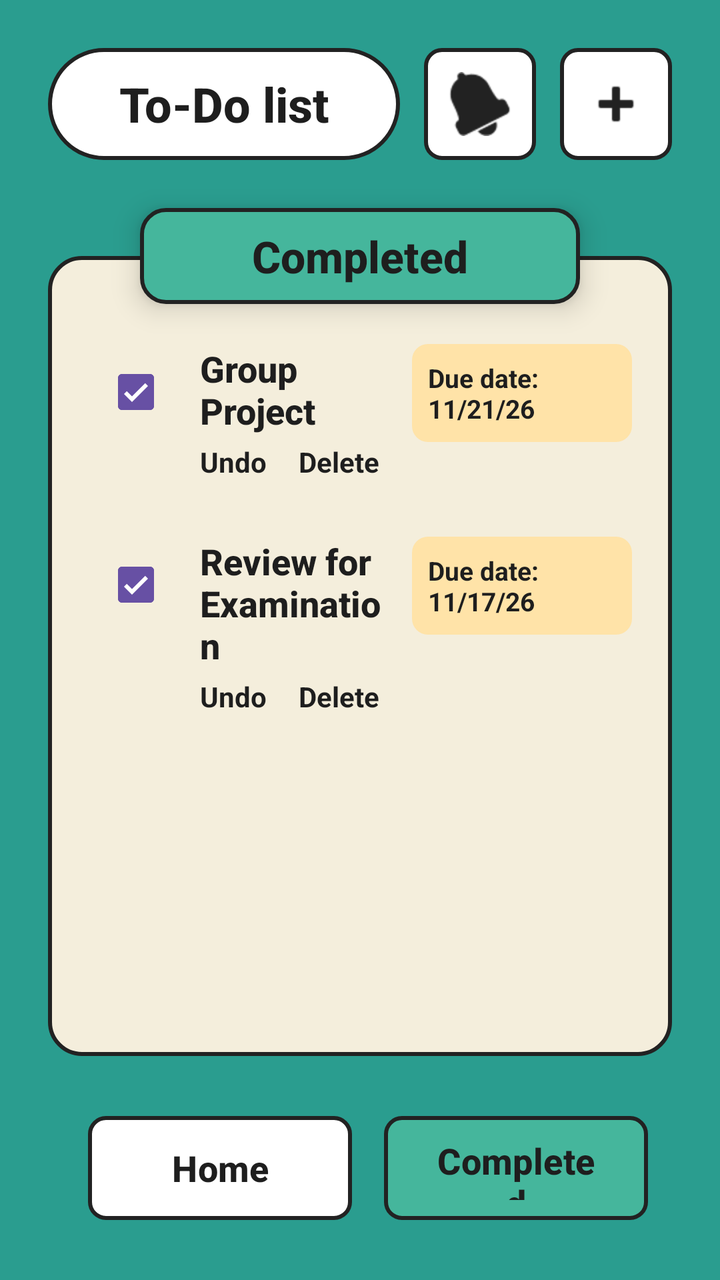
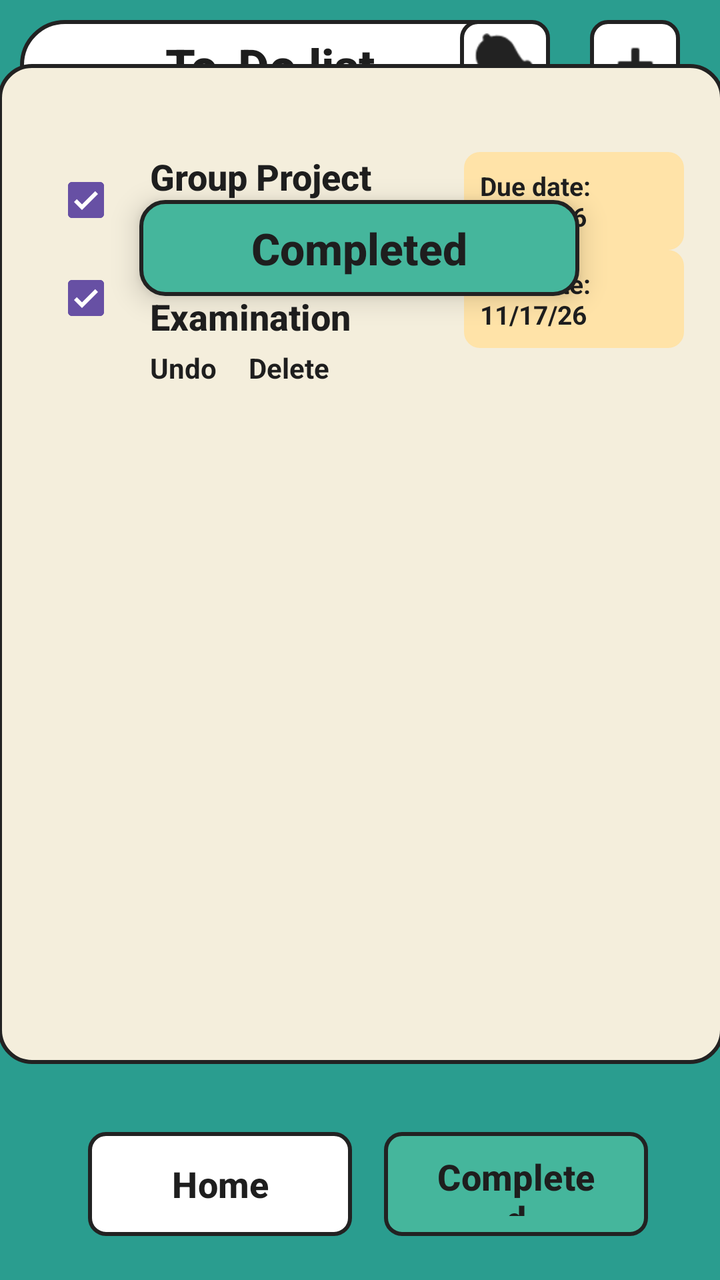

Two renders of the same Android screen: before a commit and after it. Below are the layout's source before the change and the commit's diff.
<!-- AndroidManifest.xml: application theme Theme.ApplicationProject -->
<!-- res/layout/activity_completed_task.xml -->
<?xml version="1.0" encoding="utf-8"?>
<androidx.constraintlayout.widget.ConstraintLayout xmlns:android="http://schemas.android.com/apk/res/android"
    xmlns:app="http://schemas.android.com/apk/res-auto"
    xmlns:tools="http://schemas.android.com/tools"
    android:id="@+id/main"
    style="?android:attr/buttonBarStyle"
    android:layout_width="match_parent"
    android:layout_height="match_parent"
    android:background="@color/app_teal"
    tools:context=".CompletedActivity">

    
    <LinearLayout
        android:id="@+id/topBar"
        android:layout_width="0dp"
        android:layout_height="wrap_content"
        android:layout_marginStart="24dp"
        android:layout_marginTop="24dp"
        android:layout_marginEnd="24dp"
        android:gravity="center_vertical"
        android:orientation="horizontal"
        app:layout_constraintEnd_toEndOf="parent"
        app:layout_constraintStart_toStartOf="parent"
        app:layout_constraintTop_toTopOf="parent">

        <TextView
            android:layout_width="0dp"
            android:layout_height="56dp"
            android:layout_weight="1"
            android:background="@drawable/bg_pill_white"
            android:fontFamily="sans-serif-medium"
            android:gravity="center"
            android:text="@string/to_do_list"
            android:textColor="@color/text_dark"
            android:textSize="24sp"
            android:textStyle="bold" />

        <ImageButton
            android:id="@+id/btnNotification"
            android:layout_width="56dp"
            android:layout_height="56dp"
            android:layout_marginStart="12dp"
            android:background="@drawable/bg_button_white"
            android:contentDescription="@string/notifications"
            android:src="@android:drawable/ic_popup_reminder"
            app:tint="@color/border_dark" />

        <ImageButton
            android:id="@+id/btnAdd"
            android:layout_width="56dp"
            android:layout_height="56dp"
            android:layout_marginStart="12dp"
            android:background="@drawable/bg_button_white"
            android:contentDescription="@string/add_task"
            android:src="@android:drawable/ic_input_add"
            app:tint="@color/border_dark" />

    </LinearLayout>

    
    <TextView
        android:id="@+id/tvCategoryHeader"
        android:layout_width="220dp"
        android:layout_height="48dp"
        android:layout_marginTop="24dp"
        android:background="@drawable/bg_header_teal"
        android:elevation="4dp"
        android:fontFamily="sans-serif-medium"
        android:gravity="center"
        android:text="@string/completed"
        android:textColor="@color/text_dark"
        android:textSize="22sp"
        android:textStyle="bold"
        android:translationZ="4dp"
        app:layout_constraintEnd_toEndOf="parent"
        app:layout_constraintStart_toStartOf="parent"
        app:layout_constraintTop_toBottomOf="@id/topBar" />

    
    <androidx.constraintlayout.widget.ConstraintLayout
        android:id="@+id/mainCard"
        style="?android:attr/buttonBarStyle"
        android:layout_width="0dp"
        android:layout_height="0dp"
        android:layout_marginStart="24dp"
        android:layout_marginTop="48dp"
        android:layout_marginEnd="24dp"
        android:layout_marginBottom="24dp"
        android:background="@drawable/bg_card_cream"
        android:paddingHorizontal="20dp"
        android:paddingTop="36dp"
        android:paddingBottom="20dp"
        app:layout_constraintBottom_toTopOf="@id/bottomNav"
        app:layout_constraintEnd_toEndOf="parent"
        app:layout_constraintStart_toStartOf="parent"
        app:layout_constraintTop_toBottomOf="@id/topBar">

        <ScrollView
            style="?android:attr/buttonBarStyle"
            android:layout_width="0dp"
            android:layout_height="0dp"
            android:fillViewport="true"
            app:layout_constraintBottom_toBottomOf="parent"
            app:layout_constraintEnd_toEndOf="parent"
            app:layout_constraintStart_toStartOf="parent"
            app:layout_constraintTop_toTopOf="parent">

            <LinearLayout
                android:layout_width="match_parent"
                android:layout_height="wrap_content"
                android:orientation="vertical"
                android:paddingTop="8dp"
                android:paddingBottom="8dp">

                
                <androidx.constraintlayout.widget.ConstraintLayout
                    android:layout_width="match_parent"
                    android:layout_height="wrap_content"
                    android:layout_marginBottom="28dp">

                    <CheckBox
                        android:id="@+id/cbGroup"
                        android:layout_width="wrap_content"
                        android:layout_height="wrap_content"
                        android:checked="true"
                        app:layout_constraintStart_toStartOf="parent"
                        app:layout_constraintTop_toTopOf="parent"
                        tools:ignore="DuplicateSpeakableTextCheck" />

                    <TextView
                        android:id="@+id/tvGroupTitle"
                        android:layout_width="0dp"
                        android:layout_height="wrap_content"
                        android:layout_marginStart="8dp"
                        android:layout_marginEnd="12dp"
                        android:fontFamily="sans-serif-medium"
                        android:text="@string/group_project"
                        android:textColor="@color/text_dark"
                        android:textSize="18sp"
                        android:textStyle="bold"
                        app:layout_constraintEnd_toStartOf="@id/cardDate1"
                        app:layout_constraintStart_toEndOf="@id/cbGroup"
                        app:layout_constraintTop_toTopOf="@id/cbGroup" />

                    <LinearLayout
                        android:layout_width="wrap_content"
                        android:layout_height="wrap_content"
                        android:layout_marginStart="8dp"
                        android:layout_marginTop="4dp"
                        android:orientation="horizontal"
                        app:layout_constraintStart_toEndOf="@id/cbGroup"
                        app:layout_constraintTop_toBottomOf="@id/tvGroupTitle">

                        <TextView
                            android:id="@+id/tvUndo1"
                            android:layout_width="wrap_content"
                            android:layout_height="wrap_content"
                            android:layout_marginEnd="16dp"
                            android:background="?attr/selectableItemBackground"
                            android:clickable="true"
                            android:focusable="true"
                            android:text="@string/undo"
                            android:textColor="@color/text_dark"
                            android:textSize="14sp"
                            android:textStyle="bold"
                            tools:ignore="TouchTargetSizeCheck,DuplicateSpeakableTextCheck" />

                        <TextView
                            android:id="@+id/tvDelete1"
                            android:layout_width="wrap_content"
                            android:layout_height="wrap_content"
                            android:background="?attr/selectableItemBackground"
                            android:clickable="true"
                            android:focusable="true"
                            android:text="@string/delete"
                            android:textColor="@color/text_dark"
                            android:textSize="14sp"
                            android:textStyle="bold"
                            tools:ignore="TouchTargetSizeCheck,DuplicateSpeakableTextCheck" />
                    </LinearLayout>

                    <TextView
                        android:id="@+id/cardDate1"
                        android:layout_width="110dp"
                        android:layout_height="wrap_content"
                        android:background="@drawable/bg_date_badge"
                        android:fontFamily="sans-serif"
                        android:padding="8dp"
                        android:text="@string/due_date_n11_21_26"
                        android:textColor="@color/text_dark"
                        android:textSize="13sp"
                        android:textStyle="bold"
                        app:layout_constraintEnd_toEndOf="parent"
                        app:layout_constraintTop_toTopOf="parent" />

                </androidx.constraintlayout.widget.ConstraintLayout>

                
                <androidx.constraintlayout.widget.ConstraintLayout
                    style="?android:attr/buttonBarStyle"
                    android:layout_width="match_parent"
                    android:layout_height="wrap_content">

                    <CheckBox
                        android:id="@+id/cbReview"
                        android:layout_width="wrap_content"
                        android:layout_height="wrap_content"
                        android:checked="true"
                        app:layout_constraintStart_toStartOf="parent"
                        app:layout_constraintTop_toTopOf="parent" />

                    <TextView
                        android:id="@+id/tvReviewTitle"
                        android:layout_width="0dp"
                        android:layout_height="wrap_content"
                        android:layout_marginStart="8dp"
                        android:layout_marginEnd="12dp"
                        android:fontFamily="sans-serif-medium"
                        android:text="@string/review_for_examination"
                        android:textColor="@color/text_dark"
                        android:textSize="18sp"
                        android:textStyle="bold"
                        app:layout_constraintEnd_toStartOf="@id/cardDate2"
                        app:layout_constraintStart_toEndOf="@id/cbReview"
                        app:layout_constraintTop_toTopOf="@id/cbReview" />

                    <LinearLayout
                        android:layout_width="wrap_content"
                        android:layout_height="wrap_content"
                        android:layout_marginStart="8dp"
                        android:layout_marginTop="4dp"
                        android:orientation="horizontal"
                        app:layout_constraintStart_toEndOf="@id/cbReview"
                        app:layout_constraintTop_toBottomOf="@id/tvReviewTitle">

                        <TextView
                            android:id="@+id/tvUndo2"
                            android:layout_width="wrap_content"
                            android:layout_height="wrap_content"
                            android:layout_marginEnd="16dp"
                            android:background="?attr/selectableItemBackground"
                            android:clickable="true"
                            android:focusable="true"
                            android:text="@string/undo1"
                            android:textColor="@color/text_dark"
                            android:textSize="14sp"
                            android:textStyle="bold"
                            tools:ignore="TouchTargetSizeCheck" />

                        <TextView
                            android:id="@+id/tvDelete2"
                            android:layout_width="wrap_content"
                            android:layout_height="wrap_content"
                            android:background="?attr/selectableItemBackground"
                            android:clickable="true"
                            android:focusable="true"
                            android:text="@string/delete1"
                            android:textColor="@color/text_dark"
                            android:textSize="14sp"
                            android:textStyle="bold"
                            tools:ignore="TouchTargetSizeCheck" />
                    </LinearLayout>

                    <TextView
                        android:id="@+id/cardDate2"
                        android:layout_width="110dp"
                        android:layout_height="wrap_content"
                        android:background="@drawable/bg_date_badge"
                        android:fontFamily="sans-serif"
                        android:padding="8dp"
                        android:text="@string/due_date_n11_17_26"
                        android:textColor="@color/text_dark"
                        android:textSize="13sp"
                        android:textStyle="bold"
                        app:layout_constraintEnd_toEndOf="parent"
                        app:layout_constraintTop_toTopOf="parent" />

                </androidx.constraintlayout.widget.ConstraintLayout>

            </LinearLayout>
        </ScrollView>

    </androidx.constraintlayout.widget.ConstraintLayout>

    
    <LinearLayout
        android:id="@+id/bottomNav"
        style="?android:attr/buttonBarButtonStyle"
        android:layout_width="0dp"
        android:layout_height="64dp"
        android:layout_marginStart="24dp"
        android:layout_marginEnd="24dp"
        android:layout_marginBottom="24dp"
        android:orientation="horizontal"
        app:layout_constraintBottom_toBottomOf="parent"
        app:layout_constraintEnd_toEndOf="parent"
        app:layout_constraintStart_toStartOf="parent">

        <Button
            android:id="@+id/btnHomeNav"
            style="?android:attr/buttonBarButtonStyle"
            android:layout_width="0dp"
            android:layout_height="match_parent"
            android:layout_weight="1"
            android:layout_marginEnd="8dp"
            android:background="@drawable/bg_button_white"
            android:fontFamily="sans-serif-medium"
            android:text="@string/home"
            android:textColor="@color/text_dark"
            android:textSize="18sp"
            android:textStyle="bold"
            app:backgroundTint="@null" />

        <Button
            android:id="@+id/btnCompletedNav"
            android:layout_width="0dp"
            android:layout_height="match_parent"
            android:layout_marginStart="8dp"
            android:layout_weight="1"
            android:background="@drawable/bg_button_teal"
            android:fontFamily="sans-serif-medium"
            android:text="@string/completed1"
            android:textColor="@color/text_dark"
            android:textSize="18sp"
            android:textStyle="bold"
            app:backgroundTint="@null"
            tools:ignore="ButtonStyle,DuplicateSpeakableTextCheck" />

    </LinearLayout>

</androidx.constraintlayout.widget.ConstraintLayout>
<!-- resources referenced by this layout -->
<resources>
  <color name="app_teal">#2A9D8F</color>
  <color name="border_dark">#222222</color>
  <color name="text_dark">#1E1E1E</color>
  <!-- drawable bg_button_teal (drawable) -->
  <?xml version="1.0" encoding="utf-8"?>
  <shape xmlns:android="http://schemas.android.com/apk/res/android"
      android:shape="rectangle">
      <solid android:color="@color/header_teal" />
      <stroke android:width="2dp" android:color="@color/border_dark" />
      <corners android:radius="8dp" />
  </shape>
  <!-- drawable bg_button_white (drawable) -->
  <?xml version="1.0" encoding="utf-8"?>
  <shape xmlns:android="http://schemas.android.com/apk/res/android"
      android:shape="rectangle">
      <solid android:color="@color/white" />
      <stroke android:width="2dp" android:color="@color/border_dark" />
      <corners android:radius="8dp" />
  </shape>
  <!-- drawable bg_card_cream (drawable) -->
  <?xml version="1.0" encoding="utf-8"?>
  <shape xmlns:android="http://schemas.android.com/apk/res/android"
      android:shape="rectangle">
      <solid android:color="@color/card_cream" />
      <stroke android:width="2dp" android:color="@color/border_dark" />
      <corners android:radius="16dp" />
  </shape>
  <!-- drawable bg_date_badge (drawable) -->
  <?xml version="1.0" encoding="utf-8"?>
  <shape xmlns:android="http://schemas.android.com/apk/res/android"
      android:shape="rectangle">
      <solid android:color="@color/date_badge" />
      <corners android:radius="8dp" />
  </shape>
  <!-- drawable bg_header_teal (drawable) -->
  <?xml version="1.0" encoding="utf-8"?>
  <shape xmlns:android="http://schemas.android.com/apk/res/android"
      android:shape="rectangle">
      <solid android:color="@color/header_teal" />
      <stroke android:width="2dp" android:color="@color/border_dark" />
      <corners android:radius="12dp" />
  </shape>
  <!-- drawable bg_pill_white (drawable) -->
  <?xml version="1.0" encoding="utf-8"?>
  <shape xmlns:android="http://schemas.android.com/apk/res/android"
      android:shape="rectangle">
      <solid android:color="@color/white" />
      <stroke android:width="2dp" android:color="@color/border_dark" />
      <corners android:radius="30dp" />
  </shape>
  <string name="add_task">Add Task</string>
  <string name="completed">Completed</string>
  <string name="completed1">Completed</string>
  <string name="delete">Delete</string>
  <string name="delete1">Delete</string>
  <string name="due_date_n11_17_26">Due date:\n11/17/26</string>
  <string name="due_date_n11_21_26">Due date:\n11/21/26</string>
  <string name="group_project">Group Project</string>
  <string name="home">Home</string>
  <string name="notifications">Notifications</string>
  <string name="review_for_examination">Review for Examination</string>
  <string name="to_do_list">To-Do list</string>
  <string name="undo">Undo</string>
  <string name="undo1">Undo</string>
  <style name="Theme.ApplicationProject" parent="Base.Theme.ApplicationProject" />
  <color name="header_teal">#45B69C</color>
  <color name="white">#FFFFFFFF</color>
  <color name="card_cream">#F4EEDC</color>
  <color name="date_badge">#FFE3A8</color>
  <style name="Base.Theme.ApplicationProject" parent="Theme.Material3.DayNight.NoActionBar">
          
          
      </style>
</resources>

<!-- the commit's change to res/layout/activity_completed_task.xml (unified diff, before → after) -->
@@ -10,59 +10,59 @@
     tools:context=".CompletedActivity">
 
     
-    <LinearLayout
-        android:id="@+id/topBar"
-        android:layout_width="0dp"
-        android:layout_height="wrap_content"
-        android:layout_marginStart="24dp"
-        android:layout_marginTop="24dp"
-        android:layout_marginEnd="24dp"
-        android:gravity="center_vertical"
-        android:orientation="horizontal"
+    <TextView
+        android:layout_width="250dp"
+        android:layout_height="45dp"
+        android:layout_marginStart="10dp"
+        android:layout_marginTop="10dp"
+        android:layout_weight="1"
+        android:background="@drawable/bg_pill_white"
+        android:fontFamily="sans-serif-medium"
+        android:gravity="center"
+        android:text="@string/to_do_list"
+        android:textColor="@color/text_dark"
+        android:textSize="24sp"
+        android:textStyle="bold"
+        app:layout_constraintStart_toStartOf="parent"
+        app:layout_constraintTop_toTopOf="parent" />
+
+    
+
+    
+
+    
+
+    <ImageButton
+        android:id="@+id/btnNotification"
+        android:layout_width="45dp"
+        android:layout_height="45dp"
+        android:layout_marginTop="10dp"
+        android:layout_marginEnd="20dp"
+        android:background="@drawable/bg_button_white"
+        android:contentDescription="@string/notifications"
+        android:src="@android:drawable/ic_popup_reminder"
+        app:layout_constraintEnd_toStartOf="@+id/btnAdd"
+        app:layout_constraintTop_toTopOf="parent"
+        app:tint="@color/border_dark" />
+
+    <ImageButton
+        android:id="@+id/btnAdd"
+        android:layout_width="45dp"
+        android:layout_height="45dp"
+        android:layout_marginTop="10dp"
+        android:layout_marginEnd="20dp"
+        android:background="@drawable/bg_button_white"
+        android:contentDescription="@string/add_task"
+        android:src="@android:drawable/ic_input_add"
         app:layout_constraintEnd_toEndOf="parent"
-        app:layout_constraintStart_toStartOf="parent"
-        app:layout_constraintTop_toTopOf="parent">
-
-        <TextView
-            android:layout_width="0dp"
-            android:layout_height="56dp"
-            android:layout_weight="1"
-            android:background="@drawable/bg_pill_white"
-            android:fontFamily="sans-serif-medium"
-            android:gravity="center"
-            android:text="@string/to_do_list"
-            android:textColor="@color/text_dark"
-            android:textSize="24sp"
-            android:textStyle="bold" />
-
-        <ImageButton
-            android:id="@+id/btnNotification"
-            android:layout_width="56dp"
-            android:layout_height="56dp"
-            android:layout_marginStart="12dp"
-            android:background="@drawable/bg_button_white"
-            android:contentDescription="@string/notifications"
-            android:src="@android:drawable/ic_popup_reminder"
-            app:tint="@color/border_dark" />
-
-        <ImageButton
-            android:id="@+id/btnAdd"
-            android:layout_width="56dp"
-            android:layout_height="56dp"
-            android:layout_marginStart="12dp"
-            android:background="@drawable/bg_button_white"
-            android:contentDescription="@string/add_task"
-            android:src="@android:drawable/ic_input_add"
-            app:tint="@color/border_dark" />
-
-    </LinearLayout>
-
-    
+        app:layout_constraintTop_toTopOf="parent"
+        app:tint="@color/border_dark" />
+
     <TextView
         android:id="@+id/tvCategoryHeader"
         android:layout_width="220dp"
         android:layout_height="48dp"
-        android:layout_marginTop="24dp"
+        android:layout_marginTop="100dp"
         android:background="@drawable/bg_header_teal"
         android:elevation="4dp"
         android:fontFamily="sans-serif-medium"
@@ -73,27 +73,23 @@
         android:textStyle="bold"
         android:translationZ="4dp"
         app:layout_constraintEnd_toEndOf="parent"
+        app:layout_constraintHorizontal_bias="0.497"
         app:layout_constraintStart_toStartOf="parent"
-        app:layout_constraintTop_toBottomOf="@id/topBar" />
-
-    
+        app:layout_constraintTop_toTopOf="parent" />
+
     <androidx.constraintlayout.widget.ConstraintLayout
         android:id="@+id/mainCard"
         style="?android:attr/buttonBarStyle"
-        android:layout_width="0dp"
-        android:layout_height="0dp"
-        android:layout_marginStart="24dp"
-        android:layout_marginTop="48dp"
-        android:layout_marginEnd="24dp"
-        android:layout_marginBottom="24dp"
+        android:layout_width="363dp"
+        android:layout_height="500dp"
+        android:layout_marginBottom="28dp"
         android:background="@drawable/bg_card_cream"
         android:paddingHorizontal="20dp"
         android:paddingTop="36dp"
         android:paddingBottom="20dp"
-        app:layout_constraintBottom_toTopOf="@id/bottomNav"
+        app:layout_constraintBottom_toTopOf="@+id/bottomNav"
         app:layout_constraintEnd_toEndOf="parent"
-        app:layout_constraintStart_toStartOf="parent"
-        app:layout_constraintTop_toBottomOf="@id/topBar">
+        app:layout_constraintStart_toStartOf="parent">
 
         <ScrollView
             style="?android:attr/buttonBarStyle"
@@ -116,7 +112,7 @@
                 <androidx.constraintlayout.widget.ConstraintLayout
                     android:layout_width="match_parent"
                     android:layout_height="wrap_content"
-                    android:layout_marginBottom="28dp">
+                    tools:layout_editor_absoluteY="8dp">
 
                     <CheckBox
                         android:id="@+id/cbGroup"
@@ -199,7 +195,8 @@
                 <androidx.constraintlayout.widget.ConstraintLayout
                     style="?android:attr/buttonBarStyle"
                     android:layout_width="match_parent"
-                    android:layout_height="wrap_content">
+                    android:layout_height="wrap_content"
+                    tools:layout_editor_absoluteY="85dp">
 
                     <CheckBox
                         android:id="@+id/cbReview"
@@ -282,7 +279,6 @@
 
     </androidx.constraintlayout.widget.ConstraintLayout>
 
-    
     <LinearLayout
         android:id="@+id/bottomNav"
         style="?android:attr/buttonBarButtonStyle"
@@ -290,10 +286,11 @@
         android:layout_height="64dp"
         android:layout_marginStart="24dp"
         android:layout_marginEnd="24dp"
-        android:layout_marginBottom="24dp"
+        android:layout_marginBottom="16dp"
         android:orientation="horizontal"
         app:layout_constraintBottom_toBottomOf="parent"
         app:layout_constraintEnd_toEndOf="parent"
+        app:layout_constraintHorizontal_bias="0.0"
         app:layout_constraintStart_toStartOf="parent">
 
         <Button
@@ -301,8 +298,8 @@
             style="?android:attr/buttonBarButtonStyle"
             android:layout_width="0dp"
             android:layout_height="match_parent"
+            android:layout_marginEnd="8dp"
             android:layout_weight="1"
-            android:layout_marginEnd="8dp"
             android:background="@drawable/bg_button_white"
             android:fontFamily="sans-serif-medium"
             android:text="@string/home"
